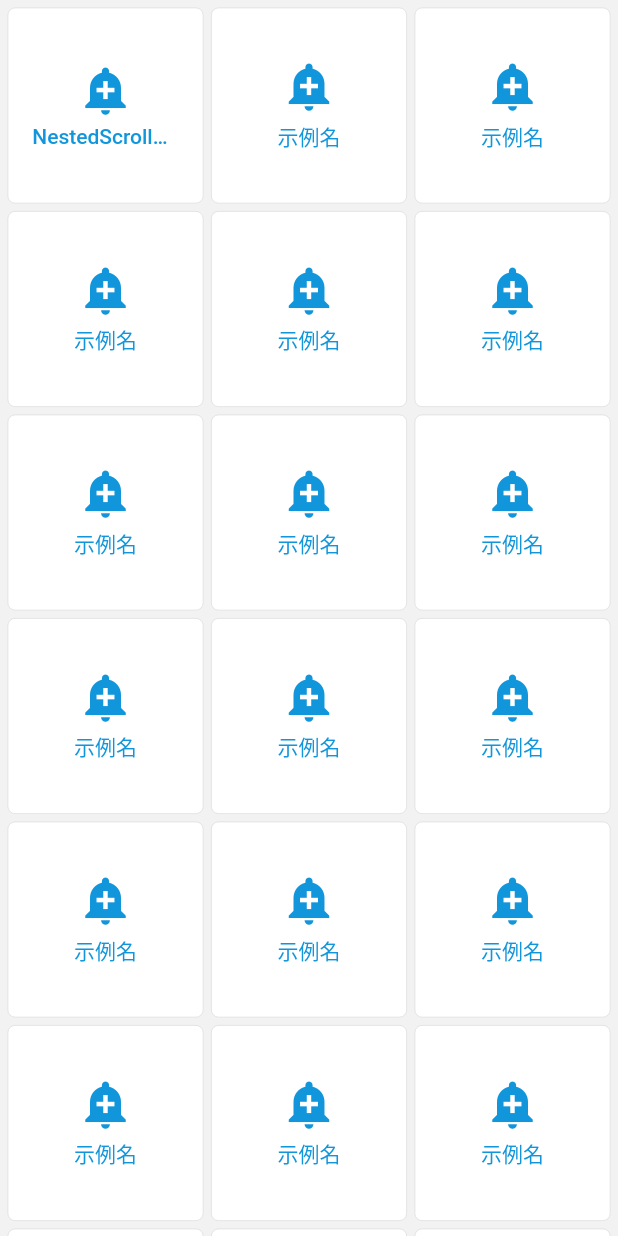
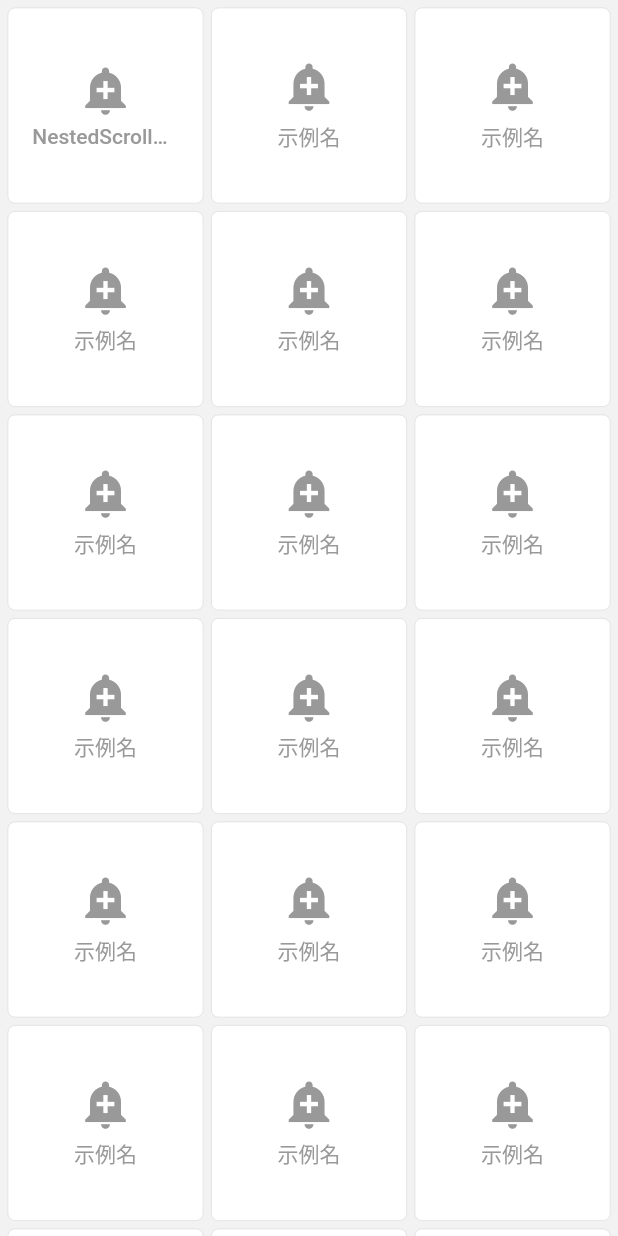
Before and after one commit to Woshiajuana/DartDemo, a Flutter app: the DemoView screen opened by its route, on a phone screen of 412 x 824 dp. Run offline on Flutter 3.47's test engine with Material 2 defaults, Android fonts, the phone set to English and light mode, and no system bars; our stand-ins replace dio, flutter_redux, fluttertoast, redux, shared_preferences; accounts and stored records are empty.

Commit message:
sub demo

```diff
--- a/lib/views/demo/demo.view.dart
+++ b/lib/views/demo/demo.view.dart
@@ -141,7 +141,7 @@ class _DemoViewState extends State<DemoView> {
             new Icon(
               icon,
               size: 36,
-              color: Application.config.style.mainColor,
+              color: Application.config.style.unselectedLabelColor,
             ),
             new SizedBox(height: 5.0),
             new Text(
@@ -149,7 +149,7 @@ class _DemoViewState extends State<DemoView> {
               maxLines: 1,
               overflow: TextOverflow.ellipsis,
               style: new TextStyle(
-                color: Application.config.style.mainColor,
+                color: Application.config.style.unselectedLabelColor,
                 fontSize: 14.0,
               ),
             )
```
